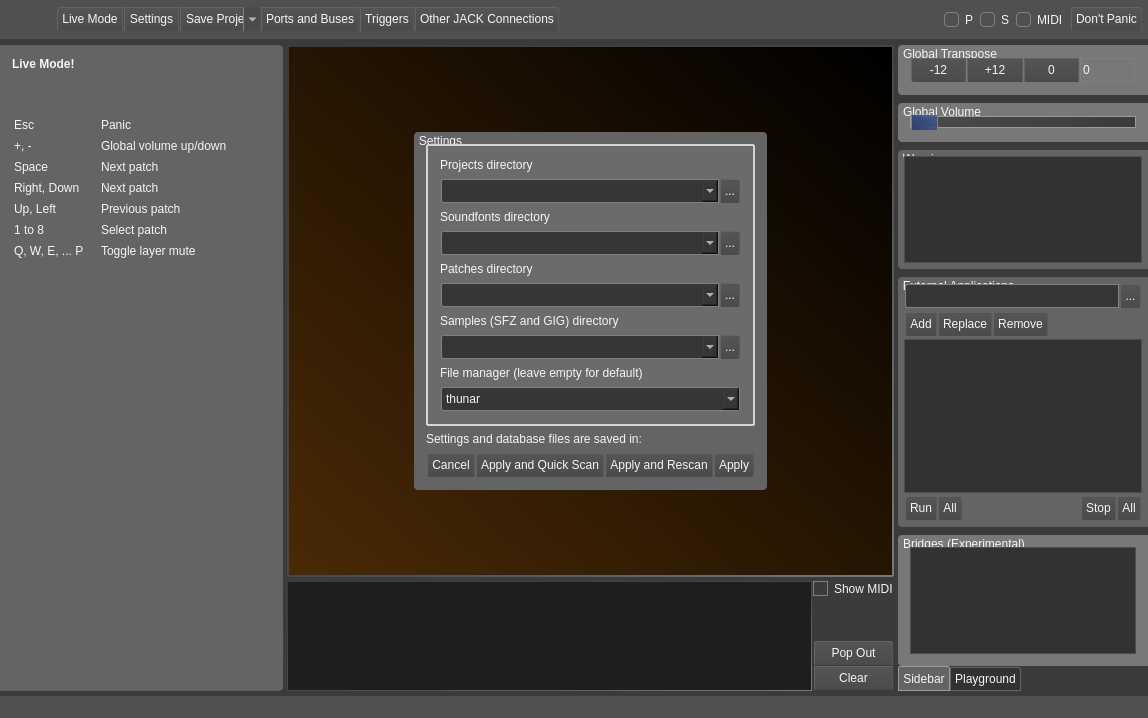
Old version of the form src/mainwindow.ui in the repository noedigcode/konfyt.
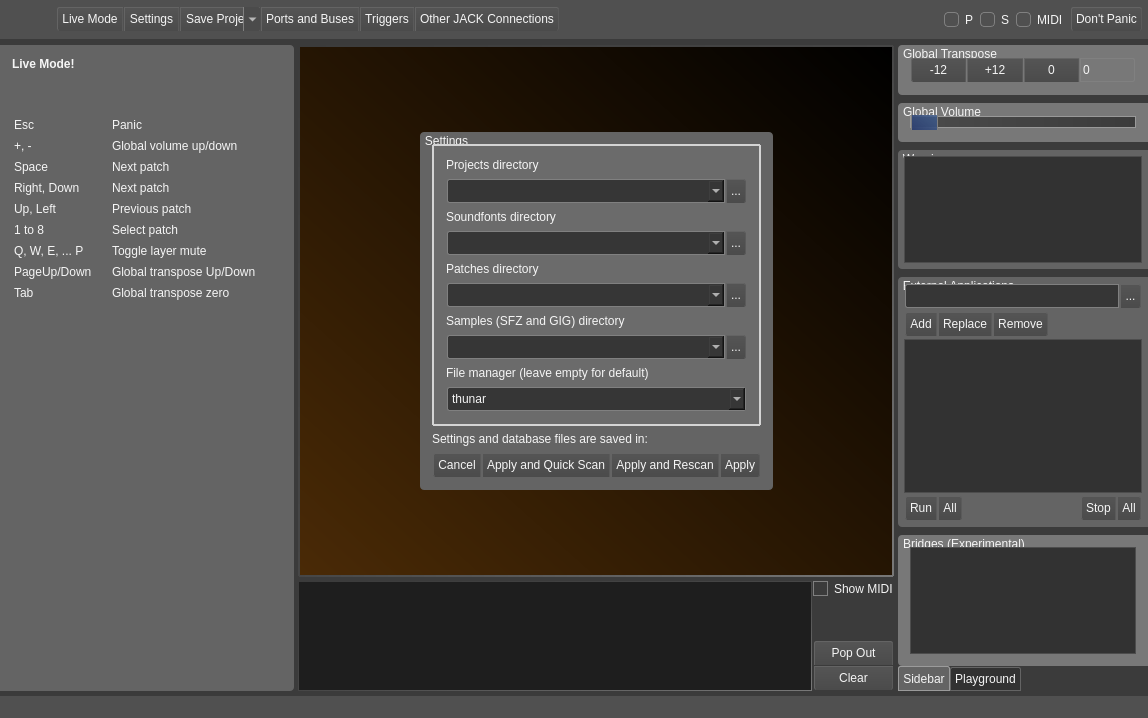
New version of the form. Icons and pictures are not drawn.

Commit message: Add global transpose shortcut keys for live mode.

```diff
--- a/src/mainwindow.ui
+++ b/src/mainwindow.ui
@@ -2070,7 +2070,87 @@
             <item row="0" column="0">
              <widget class="QLabel" name="label_17">
               <property name="text">
-               <string>&lt;html&gt;&lt;head/&gt;&lt;body&gt;&lt;p&gt;&lt;span style=&quot; font-weight:600;&quot;&gt;Live Mode!&lt;/span&gt;&lt;/p&gt;&lt;p&gt;&lt;br/&gt;&lt;/p&gt;&lt;table border=&quot;0&quot; style=&quot; margin-top:0px; margin-bottom:0px; margin-left:0px; margin-right:0px;&quot; cellspacing=&quot;2&quot; cellpadding=&quot;0&quot;&gt;&lt;tr&gt;&lt;td style=&quot; padding-left:0; padding-right:15; padding-top:5; padding-bottom:0;&quot;&gt;&lt;p&gt;Esc&lt;/p&gt;&lt;/td&gt;&lt;td style=&quot; padding-left:0; padding-right:15; padding-top:5; padding-bottom:0;&quot;&gt;&lt;p&gt;Panic&lt;/p&gt;&lt;/td&gt;&lt;/tr&gt;&lt;tr&gt;&lt;td style=&quot; padding-left:0; padding-right:15; padding-top:5; padding-bottom:0;&quot;&gt;&lt;p&gt;+, -&lt;/p&gt;&lt;/td&gt;&lt;td style=&quot; padding-left:0; padding-right:15; padding-top:5; padding-bottom:0;&quot;&gt;&lt;p&gt;Global volume up/down&lt;/p&gt;&lt;/td&gt;&lt;/tr&gt;&lt;tr&gt;&lt;td style=&quot; padding-left:0; padding-right:15; padding-top:5; padding-bottom:0;&quot;&gt;&lt;p&gt;Space&lt;/p&gt;&lt;/td&gt;&lt;td style=&quot; padding-left:0; padding-right:15; padding-top:5; padding-bottom:0;&quot;&gt;&lt;p&gt;Next patch&lt;/p&gt;&lt;/td&gt;&lt;/tr&gt;&lt;tr&gt;&lt;td style=&quot; padding-left:0; padding-right:15; padding-top:5; padding-bottom:0;&quot;&gt;&lt;p&gt;Right, Down&lt;/p&gt;&lt;/td&gt;&lt;td style=&quot; padding-left:0; padding-right:15; padding-top:5; padding-bottom:0;&quot;&gt;&lt;p&gt;Next patch&lt;/p&gt;&lt;/td&gt;&lt;/tr&gt;&lt;tr&gt;&lt;td style=&quot; padding-left:0; padding-right:15; padding-top:5; padding-bottom:0;&quot;&gt;&lt;p&gt;Up, Left&lt;/p&gt;&lt;/td&gt;&lt;td style=&quot; padding-left:0; padding-right:15; padding-top:5; padding-bottom:0;&quot;&gt;&lt;p&gt;Previous patch&lt;/p&gt;&lt;/td&gt;&lt;/tr&gt;&lt;tr&gt;&lt;td style=&quot; padding-left:0; padding-right:15; padding-top:5; padding-bottom:0;&quot;&gt;&lt;p&gt;1 to 8&lt;/p&gt;&lt;/td&gt;&lt;td style=&quot; padding-left:0; padding-right:15; padding-top:5; padding-bottom:0;&quot;&gt;&lt;p&gt;Select patch&lt;/p&gt;&lt;/td&gt;&lt;/tr&gt;&lt;tr&gt;&lt;td style=&quot; padding-left:0; padding-right:15; padding-top:5; padding-bottom:0;&quot;&gt;&lt;p&gt;Q, W, E, ... P&lt;/p&gt;&lt;/td&gt;&lt;td style=&quot; padding-left:0; padding-right:15; padding-top:5; padding-bottom:0;&quot;&gt;&lt;p&gt;Toggle layer mute&lt;/p&gt;&lt;/td&gt;&lt;/tr&gt;&lt;/table&gt;&lt;/body&gt;&lt;/html&gt;</string>
+               <string>&lt;html&gt;
+   &lt;head/&gt;
+   &lt;body&gt;
+      &lt;p&gt;&lt;span style=&quot; font-weight:600;&quot;&gt;Live Mode!&lt;/span&gt;&lt;/p&gt;
+      &lt;p&gt;&lt;br/&gt;&lt;/p&gt;
+      &lt;table border=&quot;0&quot; style=&quot; margin-top:0px; margin-bottom:0px; margin-left:0px; margin-right:0px;&quot; cellspacing=&quot;2&quot; cellpadding=&quot;0&quot;&gt;
+         &lt;tr&gt;
+            &lt;td style=&quot; padding-left:0; padding-right:15; padding-top:5; padding-bottom:0;&quot;&gt;
+               &lt;p&gt;Esc&lt;/p&gt;
+            &lt;/td&gt;
+            &lt;td style=&quot; padding-left:0; padding-right:15; padding-top:5; padding-bottom:0;&quot;&gt;
+               &lt;p&gt;Panic&lt;/p&gt;
+            &lt;/td&gt;
+         &lt;/tr&gt;
+         &lt;tr&gt;
+            &lt;td style=&quot; padding-left:0; padding-right:15; padding-top:5; padding-bottom:0;&quot;&gt;
+               &lt;p&gt;+, -&lt;/p&gt;
+            &lt;/td&gt;
+            &lt;td style=&quot; padding-left:0; padding-right:15; padding-top:5; padding-bottom:0;&quot;&gt;
+               &lt;p&gt;Global volume up/down&lt;/p&gt;
+            &lt;/td&gt;
+         &lt;/tr&gt;
+         &lt;tr&gt;
+            &lt;td style=&quot; padding-left:0; padding-right:15; padding-top:5; padding-bottom:0;&quot;&gt;
+               &lt;p&gt;Space&lt;/p&gt;
+            &lt;/td&gt;
+            &lt;td style=&quot; padding-left:0; padding-right:15; padding-top:5; padding-bottom:0;&quot;&gt;
+               &lt;p&gt;Next patch&lt;/p&gt;
+            &lt;/td&gt;
+         &lt;/tr&gt;
+         &lt;tr&gt;
+            &lt;td style=&quot; padding-left:0; padding-right:15; padding-top:5; padding-bottom:0;&quot;&gt;
+               &lt;p&gt;Right, Down&lt;/p&gt;
+            &lt;/td&gt;
+            &lt;td style=&quot; padding-left:0; padding-right:15; padding-top:5; padding-bottom:0;&quot;&gt;
+               &lt;p&gt;Next patch&lt;/p&gt;
+            &lt;/td&gt;
+         &lt;/tr&gt;
+         &lt;tr&gt;
+            &lt;td style=&quot; padding-left:0; padding-right:15; padding-top:5; padding-bottom:0;&quot;&gt;
+               &lt;p&gt;Up, Left&lt;/p&gt;
+            &lt;/td&gt;
+            &lt;td style=&quot; padding-left:0; padding-right:15; padding-top:5; padding-bottom:0;&quot;&gt;
+               &lt;p&gt;Previous patch&lt;/p&gt;
+            &lt;/td&gt;
+         &lt;/tr&gt;
+         &lt;tr&gt;
+            &lt;td style=&quot; padding-left:0; padding-right:15; padding-top:5; padding-bottom:0;&quot;&gt;
+               &lt;p&gt;1 to 8&lt;/p&gt;
+            &lt;/td&gt;
+            &lt;td style=&quot; padding-left:0; padding-right:15; padding-top:5; padding-bottom:0;&quot;&gt;
+               &lt;p&gt;Select patch&lt;/p&gt;
+            &lt;/td&gt;
+         &lt;/tr&gt;
+         &lt;tr&gt;
+            &lt;td style=&quot; padding-left:0; padding-right:15; padding-top:5; padding-bottom:0;&quot;&gt;
+               &lt;p&gt;Q, W, E, ... P&lt;/p&gt;
+            &lt;/td&gt;
+            &lt;td style=&quot; padding-left:0; padding-right:15; padding-top:5; padding-bottom:0;&quot;&gt;
+               &lt;p&gt;Toggle layer mute&lt;/p&gt;
+            &lt;/td&gt;
+         &lt;/tr&gt;
+         &lt;tr&gt;
+            &lt;td style=&quot; padding-left:0; padding-right:15; padding-top:5; padding-bottom:0;&quot;&gt;
+               &lt;p&gt;PageUp/Down&lt;/p&gt;
+            &lt;/td&gt;
+            &lt;td style=&quot; padding-left:0; padding-right:15; padding-top:5; padding-bottom:0;&quot;&gt;
+               &lt;p&gt;Global transpose Up/Down&lt;/p&gt;
+            &lt;/td&gt;
+         &lt;/tr&gt;
+         &lt;tr&gt;
+            &lt;td style=&quot; padding-left:0; padding-right:15; padding-top:5; padding-bottom:0;&quot;&gt;
+               &lt;p&gt;Tab&lt;/p&gt;
+            &lt;/td&gt;
+            &lt;td style=&quot; padding-left:0; padding-right:15; padding-top:5; padding-bottom:0;&quot;&gt;
+               &lt;p&gt;Global transpose zero&lt;/p&gt;
+            &lt;/td&gt;
+         &lt;/tr&gt;
+      &lt;/table&gt;
+   &lt;/body&gt;
+&lt;/html&gt;</string>
               </property>
               <property name="alignment">
                <set>Qt::AlignLeading|Qt::AlignLeft|Qt::AlignTop</set>
```
The commit also changes 1 other file.
